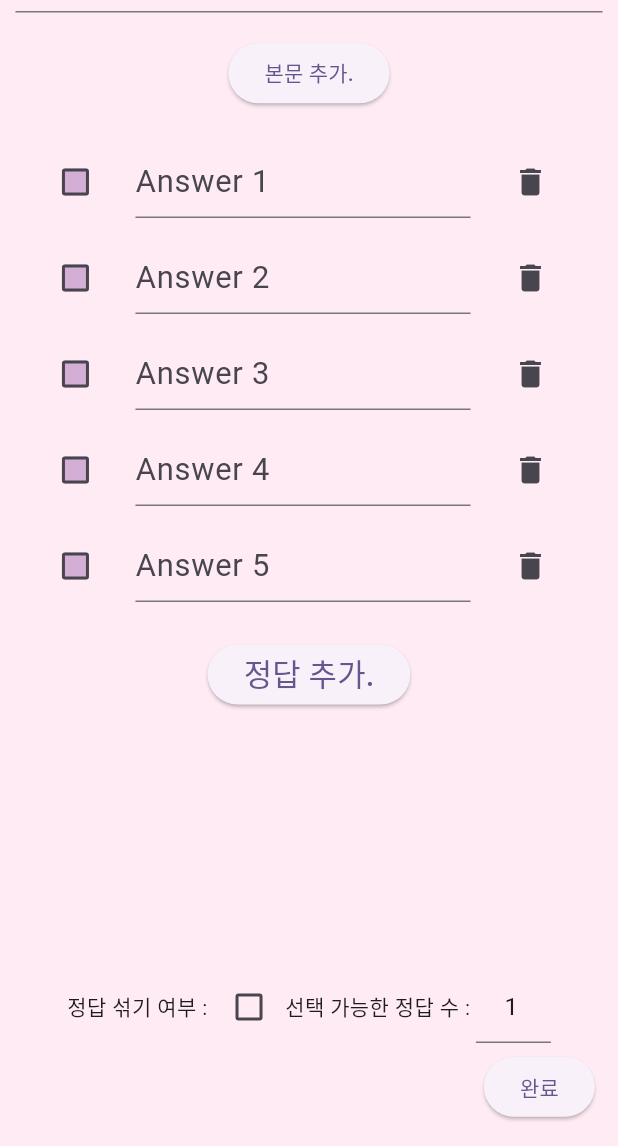
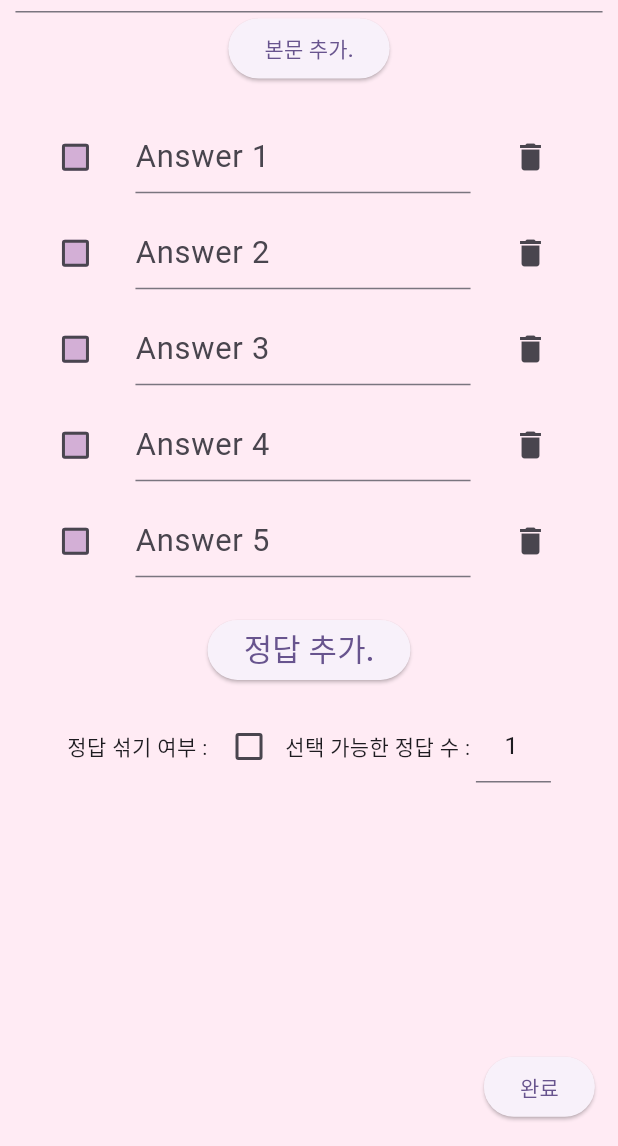
Before and after one commit to asui1/quizzer, a Flutter app: the QuizWidget1 screen opened directly, on a phone screen of 412 x 824 dp, the part 90-1236 px from its top. Run offline on Flutter 3.47's test engine with Material 3 defaults, Android fonts, the phone set to English and light mode, and no system bars; our stand-ins replace dotted_border, flutter_colorpicker, image_picker, palette_generator, table_calendar; Roboto replaces fonts that are missing (GothicA1, GothicA1Bold).

Commit message:
QuizWidget1Generator fixed by real device testing.

```diff
--- a/lib/Class/quiz1.dart
+++ b/lib/Class/quiz1.dart
@@ -144,6 +144,7 @@ class Quiz1 extends AbstractQuiz {
 
   @override
   List<String> getAnswers() {
+    print("getAnswers: $answers");
     return answers;
   }
 
--- a/lib/Widgets/Generator/quizWidget1Generator.dart
+++ b/lib/Widgets/Generator/quizWidget1Generator.dart
@@ -5,6 +5,7 @@ import 'package:flutter/material.dart';
 import 'package:flutter/services.dart';
 import 'package:quizzer/Class/quiz1.dart';
 import 'package:quizzer/Class/quizLayout.dart';
+import 'package:quizzer/Functions/customScrollPhysic.dart';
 import 'package:quizzer/Widgets/GeneratorCommon.dart';
 import 'package:quizzer/Widgets/ViewerCommon.dart';
 import 'package:quizzer/Widgets/quizBodyTextImageYoutube.dart';
@@ -22,6 +23,7 @@ class QuizWidget1 extends StatefulWidget {
 class _QuizWidget1State extends State<QuizWidget1> {
   late TextEditingController questionController;
   late List<TextEditingController> _controllers;
+  late ScrollController _scrollController;
 
   @override
   void initState() {
@@ -30,6 +32,7 @@ class _QuizWidget1State extends State<QuizWidget1> {
     _controllers = widget.quiz.answers
         .map((answer) => TextEditingController(text: answer))
         .toList();
+    _scrollController = ScrollController();
   }
 
   @override
@@ -38,23 +41,35 @@ class _QuizWidget1State extends State<QuizWidget1> {
     for (var controller in _controllers) {
       controller.dispose();
     }
+    _scrollController.dispose();
     super.dispose();
   }
 
   @override
   Widget build(BuildContext context) {
     List<String> answers = widget.quiz.getAnswers();
+    print(answers);
     int trueCount = widget.quiz.getAnsLength();
     bool shuffleAnswers = widget.quiz.getShuffleAnswers();
     int maxAnswerSelection = widget.quiz.getMaxAnswerSelection();
     TextEditingController controller =
         TextEditingController(text: maxAnswerSelection.toString());
-    return Scaffold(
+    return GestureDetector(
+      onTap: () {
+        FocusScope.of(context).unfocus();
+      },
+      child: Scaffold(
         body: Container(
+            height: AppConfig.screenHeight,
+            width: AppConfig.screenWidth,
             decoration: backgroundDecoration(quizLayout: widget.quizLayout),
+            child: Stack(
+              children: [
+                Positioned.fill(
                   child: Padding(
                     padding: EdgeInsets.all(AppConfig.padding),
                     child: Column(
+                      mainAxisSize: MainAxisSize.min,
                       children: <Widget>[
                         questionInputTextField(
                           controller: questionController,
@@ -63,7 +78,10 @@ class _QuizWidget1State extends State<QuizWidget1> {
                           },
                           quizLayout: widget.quizLayout,
                         ),
-              SizedBox(height: AppConfig.screenHeight * 0.02),
+                        Expanded(
+                          child: SingleChildScrollView(
+                              child: Column(
+                            children: [
                               ContentWidget(
                                 context: context,
                                 updateStateCallback: (int value) {
@@ -75,14 +93,13 @@ class _QuizWidget1State extends State<QuizWidget1> {
                                 quizLayout: widget.quizLayout,
                               ),
                               SizedBox(height: AppConfig.screenHeight * 0.02),
-              Expanded(
-                child: ListView.builder(
-                  itemCount: answers.length + 1,
-                  itemBuilder: (context, index) {
+                              ...List.generate(answers.length + 1, (index) {
                                 if (index == answers.length) {
                                   return Column(
                                     children: [
-                          SizedBox(height: AppConfig.screenHeight * 0.02),
+                                      SizedBox(
+                                          height:
+                                              AppConfig.screenHeight * 0.02),
                                       ElevatedButton(
                                         child: Text(
                                           '정답 추가.',
@@ -93,12 +110,16 @@ class _QuizWidget1State extends State<QuizWidget1> {
                                         onPressed: () {
                                           setState(() {
                                             widget.quiz.addAnswer('');
-                                _controllers
-                                    .add(TextEditingController(text: ''));
+                                            _controllers.add(
+                                                TextEditingController(
+                                                    text: ''));
+                                            FocusScope.of(context).unfocus();
                                           });
                                         },
                                       ),
-                          SizedBox(height: AppConfig.screenHeight * 0.02),
+                                      SizedBox(
+                                          height:
+                                              AppConfig.screenHeight * 0.02),
                                     ],
                                   );
                                 } else {
@@ -118,12 +139,15 @@ class _QuizWidget1State extends State<QuizWidget1> {
                                         onChanged: (bool? newValue) {
                                           setState(() {
                                             if (newValue != null) {
-                                  if (trueCount < widget.quiz.getMaxAnswerSelection() ||
+                                              if (trueCount <
+                                                      widget.quiz
+                                                          .getMaxAnswerSelection() ||
                                                   newValue == false) {
-                                    widget.quiz
-                                        .changeCorrectAns(index, newValue);
+                                                widget.quiz.changeCorrectAns(
+                                                    index, newValue);
                                               }
                                             }
+                                            FocusScope.of(context).unfocus();
                                           });
                                         },
                                       ),
@@ -132,12 +156,14 @@ class _QuizWidget1State extends State<QuizWidget1> {
                                       style: TextStyle(
                                         fontSize: AppConfig.fontSize,
                                         color: widget.quizLayout.getTextColor(),
-                            fontFamily: widget.quizLayout.getAnswerFont(),
+                                        fontFamily:
+                                            widget.quizLayout.getAnswerFont(),
                                       ),
                                       controller: _controllers[index],
                                       onChanged: (value) {
                                         setState(() {
                                           widget.quiz.setAnswer(index, value);
+                                          FocusScope.of(context).unfocus();
                                         });
                                       },
                                       decoration: InputDecoration(
@@ -150,14 +176,13 @@ class _QuizWidget1State extends State<QuizWidget1> {
                                         setState(() {
                                           widget.quiz.removeAnswerAt(index);
                                           _controllers.removeAt(index);
+                                          FocusScope.of(context).unfocus();
                                         });
                                       },
                                     ),
                                   );
                                 }
-                  },
-                ),
-              ),
+                              }),
                               Row(
                                 mainAxisAlignment: MainAxisAlignment.center,
                                 children: [
@@ -166,8 +191,10 @@ class _QuizWidget1State extends State<QuizWidget1> {
                                     value: shuffleAnswers,
                                     onChanged: (bool? newValue) {
                                       setState(() {
+                                        FocusScope.of(context).unfocus();
                                         if (newValue != null) {
-                          widget.quiz.setShuffleAnswers(newValue);
+                                          widget.quiz
+                                              .setShuffleAnswers(newValue);
                                         }
                                       });
                                     },
@@ -184,7 +211,8 @@ class _QuizWidget1State extends State<QuizWidget1> {
                                       onChanged: (value) {
                                         setState(() {
                                           widget.quiz.setMaxAnswerSelection(
-                              int.tryParse(value) ?? maxAnswerSelection);
+                                              int.tryParse(value) ??
+                                                  maxAnswerSelection);
                                         });
                                       },
                                       textAlign: TextAlign.center,
@@ -192,15 +220,26 @@ class _QuizWidget1State extends State<QuizWidget1> {
                                   ),
                                 ],
                               ),
-              GeneratorDoneButton(
-                onPressed: () {
-                  Navigator.pop(context, widget.quiz);
-                },
+                              SizedBox(height: AppConfig.padding * 6,),
+                            ],
+                          )),
                         ),
                       ],
                     ),
                   ),
                 ),
+                Positioned(
+                  right: AppConfig.padding, // Adjust the position as needed
+                  bottom: AppConfig.padding, // Adjust the position as needed
+                  child: GeneratorDoneButton(
+                    onPressed: () {
+                      Navigator.pop(context, widget.quiz);
+                    },
+                  ),
+                ),
+              ],
+            )),
+      ),
     );
   }
 }
--- a/lib/Widgets/Generator/quizWidget2Generator.dart
+++ b/lib/Widgets/Generator/quizWidget2Generator.dart
@@ -220,7 +220,7 @@ class _QuizWidget2State extends State<QuizWidget2> {
                       ),
                       SizedBox(height: AppConfig.smallPadding),
                       SizedBox(
-                        height: MediaQuery.of(context).size.height *
+                        height: AppConfig.screenHeight *
                             0.3, // 화면 높이의 1/3
                         child: ListView.builder(
                           itemCount: widget.quiz.getAnswerDate().length,
--- a/lib/myColorPicker.dart
+++ b/lib/myColorPicker.dart
@@ -4,6 +4,7 @@ import 'package:flutter_colorpicker/flutter_colorpicker.dart';
 import 'package:image_picker/image_picker.dart';
 import 'package:quizzer/Class/ImageColor.dart';
 import 'package:quizzer/Class/quizLayout.dart';
+import 'package:quizzer/config.dart';
 
 class ColorPickerField extends StatefulWidget {
   final QuizLayout quizLayout;
@@ -41,7 +42,7 @@ class _ColorPickerFieldState extends State<ColorPickerField> {
     return AlertDialog(
       content: SingleChildScrollView(
         child: Container(
-          width: MediaQuery.of(context).size.width / 3,
+          width: AppConfig.screenWidth / 3,
           child: Column(
             mainAxisSize: MainAxisSize.min,
             children: [
--- a/lib/searchScreen.dart
+++ b/lib/searchScreen.dart
@@ -13,17 +13,17 @@ class _SearchScreenState extends State<SearchScreen> {
     QuizCard(
       title: "loadQuizLayoutMaker",
       uuid: "11111",
-      titleImagePath: "images/question2.png",
+      titleImagePath: "assets/images/question2.png",
     ),
     QuizCard(
       title: "loadQuizLayoutSolver",
       uuid: "11111",
-      titleImagePath: "images/question2.png",
+      titleImagePath: "assets/images/question2.png",
     ),
     QuizCard(
       title: "emptyTest",
       uuid: "11111",
-      titleImagePath: "images/question2.png",
+      titleImagePath: "assets/images/question2.png",
     )
   ];
 
```
Also changed, not shown: lib/Functions/customScrollPhysic.dart (added, +15 -0 lines), lib/MakingQuizLayout.dart (+18 -13 lines), lib/makingQuiz.dart (+7 -6 lines), lib/solver.dart (added, +45 -0 lines), 1 other file. Lines whose indentation alone changed are shown as unchanged.
